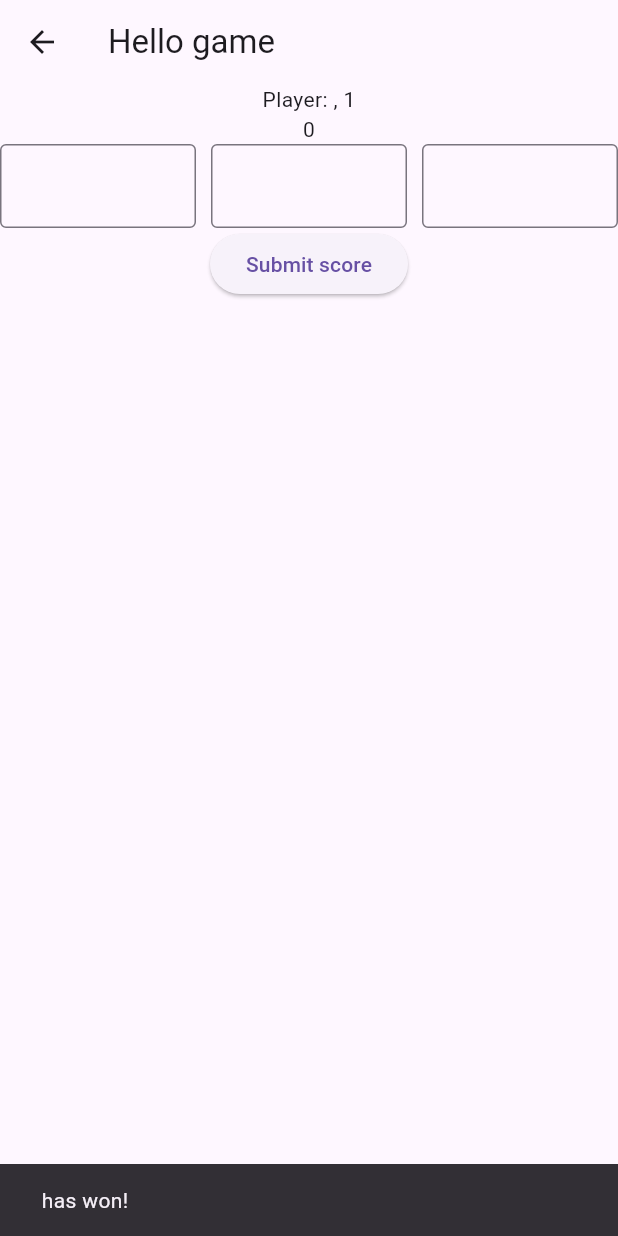
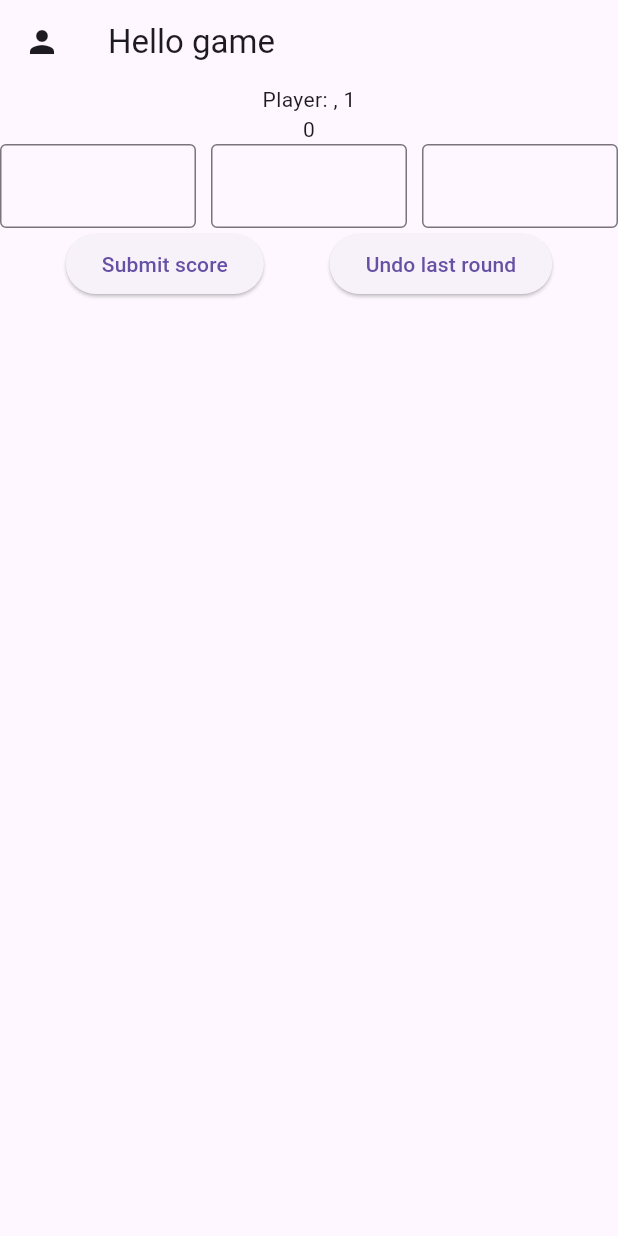
Before and after one commit to DBraja1738/DartsWithFriends, a Flutter app: the Game screen opened directly with empty values, after a tap on "Submit score", on a phone screen of 412 x 824 dp. Run offline on Flutter 3.47's test engine with Material 3 defaults, Android fonts, the phone set to English and light mode, and no system bars; statements that could not run were skipped.

Commit message:
finish game logic (single and double out), sidebar with score

```diff
--- a/lib/game.dart
+++ b/lib/game.dart
@@ -3,12 +3,14 @@ import "package:flutter/services.dart";
 import 'dart:async';
 import 'package:darts_with_friends/widgets/textInputForDarts.dart';
 import "package:darts_with_friends/main.dart";
+import 'package:darts_with_friends/widgets/navbar.dart';
 
 class GameScore{
   int dart1;
   int dart2;
   int dart3;
   int playerFlag;
+
 
   GameScore(this.dart1, this.dart2, this.dart3, this.playerFlag);
 
@@ -18,6 +20,15 @@ class GameScore{
     int dart3clamped = dart3.clamp(0, 60);
     return dart1clamped+dart2clamped+dart3clamped;
   }
+
+  bool hasWon(int currentScore, int dartThrown, bool gamemode){
+    if(currentScore - dartThrown == 0){
+      if(gamemode){
+        return dartThrown<=20; //single out
+      }else return dartThrown<=40 && dartThrown.isEven; //dupli out
+    }
+    return false;
+  }
 }
 
 
@@ -25,7 +36,8 @@ class Game extends StatefulWidget {
   final int numberOfPlayers;
   final List<String> playerNames;
   final int mainScore;
-  Game({super.key, required this.numberOfPlayers, required this.playerNames, required this.mainScore});
+  bool gameMode; //true za single out, false za dupli out
+  Game({super.key, required this.numberOfPlayers, required this.playerNames, required this.mainScore, required this.gameMode});
 
   @override
   State<Game> createState() => _GameState();
@@ -51,7 +63,7 @@ class _GameState extends State<Game> {
     currentPlayerValue = widget.mainScore;
     playerScores = List<int>.filled(widget.numberOfPlayers,widget.mainScore);
     currentPlayerName=widget.playerNames.first;
-
+    print(widget.gameMode);
   }
 
   void callSnackBarMessage(String message){
@@ -62,47 +74,105 @@ class _GameState extends State<Game> {
 
   void submitScore(){
     GameScore score = GameScore(
-        int.tryParse(_dart1controller.text) ?? 0,
-        int.tryParse(_dart2controller.text) ?? 0,
-        int.tryParse(_dart3controller.text) ?? 0,
+        (int.tryParse(_dart1controller.text) ?? 0).clamp(0, 60),
+        (int.tryParse(_dart2controller.text) ?? 0).clamp(0, 60),
+        (int.tryParse(_dart3controller.text) ?? 0).clamp(0, 60),
         currentPlayer);
     scoreList.add(score);
-
-    int dartSum = score.sumDarts();
 
 
 
     setState(() {
+      int previousScore = playerScores[currentPlayer - 1];
+      int currentScore = previousScore;
 
-      if(currentPlayerValue - dartSum == 0){
-        callSnackBarMessage(currentPlayerName + " has won!");
+      bool hasWonGame = false;
 
-        Timer(Duration(seconds: 3), (){
-          Navigator.of(context).push(MaterialPageRoute(builder: (context)=>const Home()));
-        });
-      }else if(currentPlayerValue - dartSum < 0){
-        callSnackBarMessage(currentPlayerName + " has went overboard");
+      // Dart 1
+      if (currentScore - score.dart1 >= 0) {
+        currentScore -= score.dart1;
+        print("provjera za prvu strelicu");
+        if (score.hasWon(currentScore, score.dart1, widget.gameMode)) {
+          hasWonGame = true;
+          callSnackBarMessage(currentPlayerName + " has won!");
 
+        }
+      } else{
+        print("revert");
+        playerScores[currentPlayer - 1] = previousScore;  // Revert to previous score
+      }
+
+      if (currentScore - score.dart2 >= 0) {
+        currentScore -= score.dart2;
+        print("provjera za 2 strelicu");
+        if (score.hasWon(currentScore, score.dart2, widget.gameMode)) {
+          hasWonGame = true;
+          callSnackBarMessage(currentPlayerName + " has won!");
+
+        }
+      } else{
+        print("revert");
+        playerScores[currentPlayer - 1] = previousScore;  // Revert to previous score
+      }
+
+      if (currentScore - score.dart3 >= 0) {
+        currentScore -= score.dart3;
+        print("provjera za 3 strelicu");
+        if (score.hasWon(currentScore, score.dart3, widget.gameMode)) {
+          hasWonGame = true;
+          callSnackBarMessage(currentPlayerName + " has won!");
+
+        }
+      }else{
+        print("revert");
+        playerScores[currentPlayer - 1] = previousScore;  // Revert to previous score
+      }
+
+      playerScores[currentPlayer-1] = currentScore;
+      //playerScores[currentPlayer-1] -= score.sumDarts();
+      // Move to the next player if not won
+      if (!hasWonGame) {
         currentPlayer = (currentPlayer % widget.numberOfPlayers) + 1;
+        currentPlayerName = widget.playerNames[currentPlayer-1];
         currentPlayerValue = playerScores[currentPlayer-1];
-        currentPlayerName = widget.playerNames[currentPlayer-1];
-      }else {
-        playerScores[currentPlayer-1] -= dartSum;
-        currentPlayer = (currentPlayer % widget.numberOfPlayers) + 1;
-        currentPlayerValue = playerScores[currentPlayer-1];
-        currentPlayerName = widget.playerNames[currentPlayer-1];
       }
-    });
+      });
+    print(playerScores);
 
     _dart1controller.clear();
     _dart2controller.clear();
     _dart3controller.clear();
   }
 
+  void undoLastScore() {
+    if (scoreList.isNotEmpty) {
+      setState(() {
+        GameScore lastScore = scoreList.removeLast();
+        playerScores[lastScore.playerFlag - 1] += lastScore.sumDarts();
+        currentPlayer = lastScore.playerFlag;
+
+        currentPlayerValue = playerScores[currentPlayer-1];
+        currentPlayerName = widget.playerNames[currentPlayer-1];
+      });
+    }
+  }
+
+
   @override
   Widget build(BuildContext context) {
     return Scaffold(
+      drawer: Navbar(initialPlayerNames: widget.playerNames, initialPlayerScores: playerScores),
       appBar: AppBar(
+        leading: Builder(
+            builder: (BuildContext context){
+              return IconButton(
+                icon: Icon(Icons.person),
+                onPressed: (){
+                  Scaffold.of(context).openDrawer();
+                },
+              );
+            }
+        ),
         title: Text("Hello game"),
       ),
       body: Column(
@@ -134,9 +204,19 @@ class _GameState extends State<Game> {
               ),
             ],
           ),
-          ElevatedButton(onPressed: submitScore, child: Text("Submit score")),
+          Row(
+            mainAxisAlignment: MainAxisAlignment.spaceEvenly,
+            children: <Widget>[
+
+              ElevatedButton(onPressed: submitScore, child: Text("Submit score")),
+              ElevatedButton(onPressed: undoLastScore, child: Text("Undo last round")),
+
+            ],
+          )
+
         ],
       )
     );
+
   }
 }
--- /dev/null
+++ b/lib/widgets/navbar.dart
@@ -0,0 +1,98 @@
+import 'package:flutter/material.dart';
+import 'package:darts_with_friends/main.dart';
+class Navbar extends StatefulWidget {
+  final List<String> initialPlayerNames;
+  final List<int> initialPlayerScores;
+
+  const Navbar({
+    super.key,
+    required this.initialPlayerNames,
+    required this.initialPlayerScores,
+  });
+
+  @override
+  State<Navbar> createState() => _NavbarState();
+}
+
+class _NavbarState extends State<Navbar> {
+  late List<String> playerNames;
+  late List<int> playerScores;
+
+
+  @override
+  void initState(){
+    super.initState();
+
+    playerNames = widget.initialPlayerNames;
+    playerScores = widget.initialPlayerScores;
+  }
+
+  void endGame(BuildContext context){
+    showDialog(
+        context: context,
+        builder: (BuildContext context) {
+          return AlertDialog(
+            title: Text("End game"),
+            content: Text("Are you sure to end the game?"),
+            actions: [
+              TextButton(
+                onPressed: (){
+                  Navigator.of(context).pop();
+                  Navigator.of(context).push(MaterialPageRoute(builder: (context)=> const Home()));
+                },
+                child: Text("Yes"),
+                style: TextButton.styleFrom(
+                  backgroundColor: Colors.red[500],
+                ),
+              ),
+              TextButton(
+                onPressed: () {
+                  Navigator.of(context).pop(); // Close the dialog
+                },
+                child: Text('No'),
+                style: TextButton.styleFrom(
+                  backgroundColor: Colors.green[500],
+                ),
+              ),
+            ],
+          );
+        }
+    );
+
+  }
+
+
+  @override
+  Widget build(BuildContext context) {
+    return Drawer(
+      child: ListView(
+        children: <Widget>[
+          UserAccountsDrawerHeader(accountName: Text("Game stats"), accountEmail: Text("Scores and players")),
+
+          ...List.generate(
+              playerNames.length,
+              (index) {
+                return ListTile(
+                  title: Text(playerNames[index] + ": " + playerScores[index].toString()),
+                );
+              }
+
+          ),
+          Padding(
+              padding: EdgeInsets.symmetric(horizontal: 20.0),
+              child: ElevatedButton(
+                  onPressed: () => endGame(context),
+                  child: Text("End game"),
+                  style: TextButton.styleFrom(
+                  foregroundColor: Colors.white,
+                  backgroundColor: Colors.red,
+
+                ),
+              ),
+          ),
+
+        ],
+      ),
+    );
+  }
+}
```
Also changed, not shown: lib/preGameSetup.dart (+25 -1 lines).
